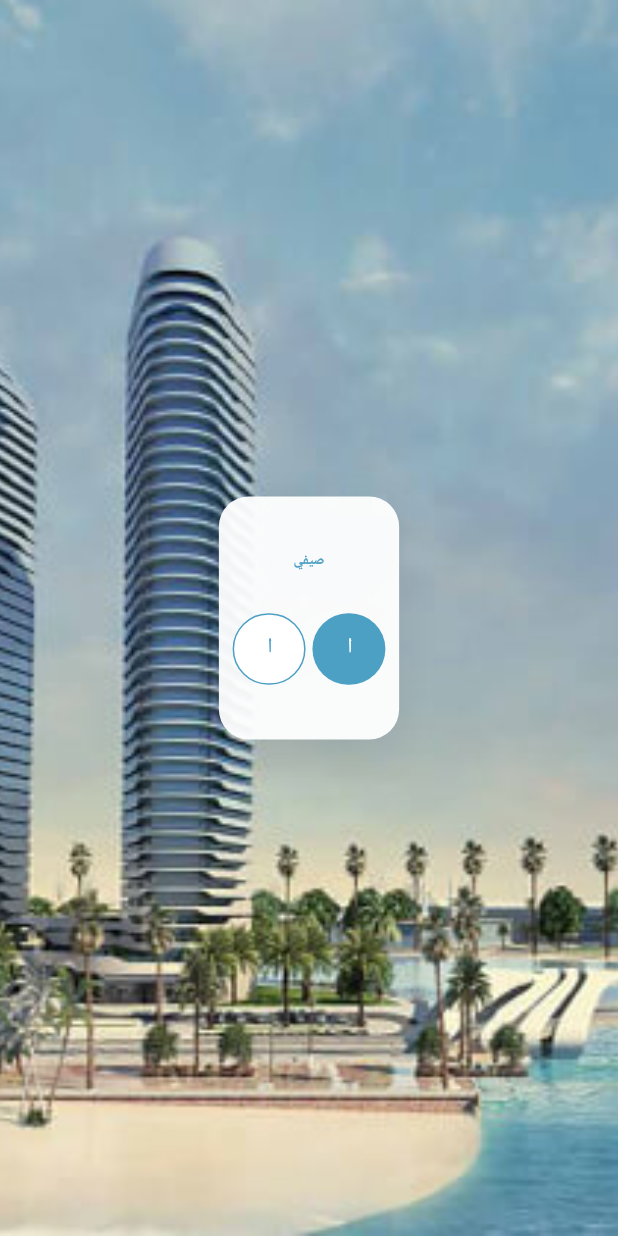
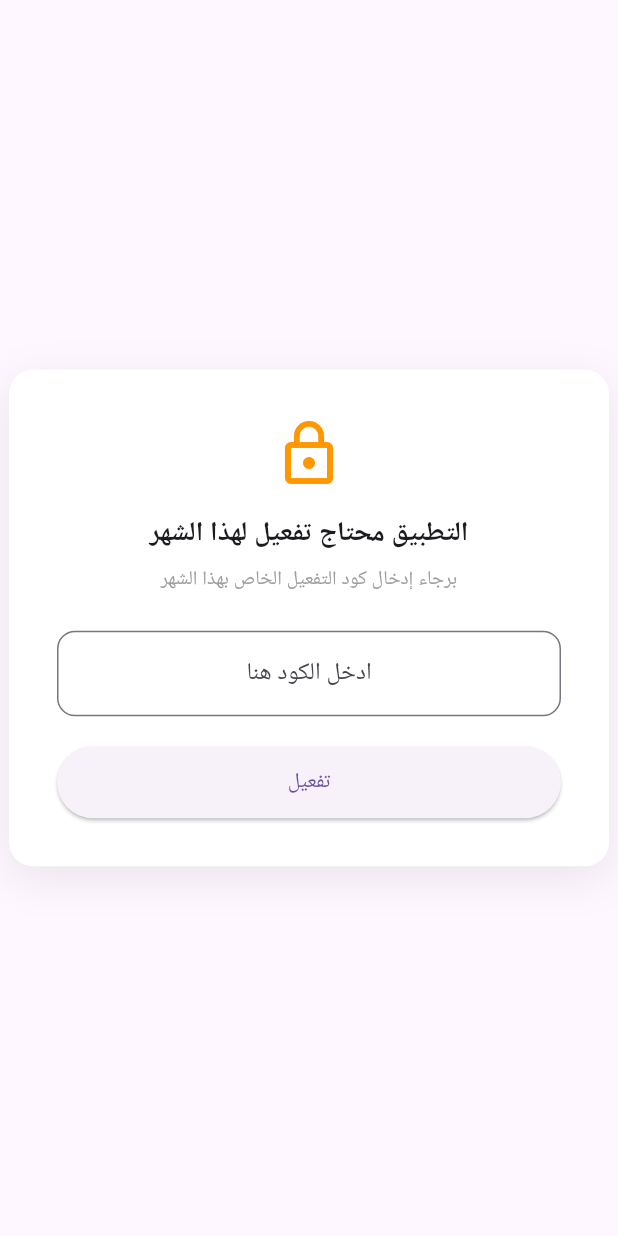
Before and after one commit to FareskhaledHani/summery, a Flutter app: the screen it shows after launch, on a phone screen of 412 x 824 dp. Run offline on Flutter 3.47's test engine with Material 3 defaults, Android fonts, the light colour scheme and no system bars; drawn by our look-alikes of toastification; our stand-ins replace bot_toast, dio, easy_localization, equatable, flutter_bloc, flutter_easyloading and 13 more; missing offline and left inert: window_manager; accounts and stored records are empty.

Commit message:
update to cerial number

```diff
--- /dev/null
+++ b/lib/core/license/activation_screen.dart
@@ -0,0 +1,101 @@
+import 'package:flutter/material.dart';
+import 'license_service.dart';
+
+class ActivationScreen extends StatefulWidget {
+  const ActivationScreen({super.key, required this.onActivated});
+
+  final VoidCallback onActivated;
+
+  @override
+  State<ActivationScreen> createState() => _ActivationScreenState();
+}
+
+class _ActivationScreenState extends State<ActivationScreen> {
+  final _codeController = TextEditingController();
+  String? _errorText;
+  bool _isChecking = false;
+
+  Future<void> _submit() async {
+    setState(() {
+      _isChecking = true;
+      _errorText = null;
+    });
+
+    final success = await LicenseService.activate(_codeController.text);
+
+    setState(() => _isChecking = false);
+
+    if (success) {
+      widget.onActivated();
+    } else {
+      setState(() => _errorText = 'الكود غير صحيح، تواصل مع الدعم الفني');
+    }
+  }
+
+  @override
+  Widget build(BuildContext context) {
+    return Scaffold(
+      body: Center(
+        child: Container(
+          width: 400,
+          padding: const EdgeInsets.all(32),
+          decoration: BoxDecoration(
+            color: Colors.white,
+            borderRadius: BorderRadius.circular(16),
+            boxShadow: [
+              BoxShadow(
+                color: Colors.black.withOpacity(0.08),
+                blurRadius: 24,
+                offset: const Offset(0, 8),
+              ),
+            ],
+          ),
+          child: Column(
+            mainAxisSize: MainAxisSize.min,
+            children: [
+              const Icon(Icons.lock_outline, size: 48, color: Colors.orange),
+              const SizedBox(height: 16),
+              const Text(
+                'التطبيق محتاج تفعيل لهذا الشهر',
+                textAlign: TextAlign.center,
+                style: TextStyle(fontSize: 18, fontWeight: FontWeight.w700),
+              ),
+              const SizedBox(height: 8),
+              const Text(
+                'برجاء إدخال كود التفعيل الخاص بهذا الشهر',
+                textAlign: TextAlign.center,
+                style: TextStyle(fontSize: 13, color: Colors.grey),
+              ),
+              const SizedBox(height: 24),
+              TextField(
+                controller: _codeController,
+                textAlign: TextAlign.center,
+                textCapitalization: TextCapitalization.characters,
+                decoration: InputDecoration(
+                  hintText: 'ادخل الكود هنا',
+                  errorText: _errorText,
+                  border: OutlineInputBorder(borderRadius: BorderRadius.circular(12)),
+                ),
+              ),
+              const SizedBox(height: 20),
+              SizedBox(
+                width: double.infinity,
+                height: 48,
+                child: ElevatedButton(
+                  onPressed: _isChecking ? null : _submit,
+                  child: _isChecking
+                      ? const SizedBox(
+                          width: 20,
+                          height: 20,
+                          child: CircularProgressIndicator(strokeWidth: 2),
+                        )
+                      : const Text('تفعيل'),
+                ),
+              ),
+            ],
+          ),
+        ),
+      ),
+    );
+  }
+}
--- /dev/null
+++ b/lib/core/license/license_service.dart
@@ -0,0 +1,43 @@
+import 'dart:convert';
+import 'package:crypto/crypto.dart';
+import 'package:shared_preferences/shared_preferences.dart';
+
+class LicenseService {
+  // السر بتاعك انت بس - غيّره لحاجة تانية طويلة وعشوائية
+  static const String _secretKey = 'SAYFI-2026-XZ91-SECRET-KEY-CHANGE-ME';
+
+  static const String _prefsKey = 'activated_month';
+
+  // بيحسب الكود الصحيح لأي شهر/سنة (المفروض تستخدمها انت بس عشان تولّد السيريال)
+  static String generateCodeFor(int year, int month) {
+    final input = '$_secretKey-$year-${month.toString().padLeft(2, '0')}';
+    final bytes = utf8.encode(input);
+    final hash = sha256.convert(bytes).toString().toUpperCase();
+    return hash.substring(0, 8);
+  }
+
+  static String get _currentMonthKey {
+    final now = DateTime.now();
+    return '${now.year}-${now.month.toString().padLeft(2, '0')}';
+  }
+
+  // هل التطبيق مفعّل للشهر الحالي؟
+  static Future<bool> isActivatedForCurrentMonth() async {
+    final prefs = await SharedPreferences.getInstance();
+    final activatedMonth = prefs.getString(_prefsKey);
+    return activatedMonth == _currentMonthKey;
+  }
+
+  // تفعيل بالكود اللي المستخدم دخله
+  static Future<bool> activate(String enteredCode) async {
+    final now = DateTime.now();
+    final correctCode = generateCodeFor(now.year, now.month);
+
+    if (enteredCode.trim().toUpperCase() == correctCode) {
+      final prefs = await SharedPreferences.getInstance();
+      await prefs.setString(_prefsKey, _currentMonthKey);
+      return true;
+    }
+    return false;
+  }
+}
--- a/lib/main.dart
+++ b/lib/main.dart
@@ -1,3 +1,52 @@
+
+//! الكود العادي بدون شهر
+// import 'package:easy_localization/easy_localization.dart';
+// import 'package:flutter/material.dart';
+// import 'package:flutter_bloc/flutter_bloc.dart';
+// import 'package:my_summer/app.dart';
+// import 'package:window_manager/window_manager.dart';
+
+// import 'app_injector.dart';
+// import 'bloc_observer.dart';
+// import 'core/helpers/l10n.dart';
+// import 'core/helpers/system_ui_helper.dart';
+
+// void main() async {
+//   WidgetsFlutterBinding.ensureInitialized();
+
+//   // Window setup (desktop only)
+//   await windowManager.ensureInitialized();
+//   WindowOptions windowOptions = const WindowOptions(
+//     size: Size(1440, 900),
+//     minimumSize: Size(1024, 700),
+//     center: true,
+//     backgroundColor: Colors.transparent,
+//     skipTaskbar: false,
+//     titleBarStyle: TitleBarStyle.normal,
+//   );
+//   windowManager.waitUntilReadyToShow(windowOptions, () async {
+//     await windowManager.show();
+//     await windowManager.focus();
+//   });
+
+//   AppInjector.setUpGetIt();
+//   EasyLocalization.ensureInitialized();
+//   SystemUIHelper.configureSystemUI();
+//   Bloc.observer = AppBlocObserver();
+//   runApp(
+//     EasyLocalization(
+//       supportedLocales: L10n.all,
+//       path: L10n.languagePath,
+//       saveLocale: true,
+//       startLocale: L10n.arabic,
+//       fallbackLocale: L10n.arabic,
+//       child: const TalabyDashboardApp(),
+//     ),
+//   );
+// }
+
+// // flutter build apk --release --no-tree-shake-icons
+// // dart run build_runner build --delete-conflicting-outputs
 import 'package:easy_localization/easy_localization.dart';
 import 'package:flutter/material.dart';
 import 'package:flutter_bloc/flutter_bloc.dart';
@@ -8,6 +57,8 @@ import 'app_injector.dart';
 import 'bloc_observer.dart';
 import 'core/helpers/l10n.dart';
 import 'core/helpers/system_ui_helper.dart';
+import 'core/license/activation_screen.dart';
+import 'core/license/license_service.dart';
 
 void main() async {
   WidgetsFlutterBinding.ensureInitialized();
@@ -31,6 +82,9 @@ void main() async {
   EasyLocalization.ensureInitialized();
   SystemUIHelper.configureSystemUI();
   Bloc.observer = AppBlocObserver();
+
+  final isActivated = await LicenseService.isActivatedForCurrentMonth();
+
   runApp(
     EasyLocalization(
       supportedLocales: L10n.all,
@@ -38,10 +92,36 @@ void main() async {
       saveLocale: true,
       startLocale: L10n.arabic,
       fallbackLocale: L10n.arabic,
-      child: const TalabyDashboardApp(),
+      child: isActivated ? const TalabyDashboardApp() : const _ActivationGate(),
     ),
   );
 }
 
+class _ActivationGate extends StatefulWidget {
+  const _ActivationGate();
+
+  @override
+  State<_ActivationGate> createState() => _ActivationGateState();
+}
+
+class _ActivationGateState extends State<_ActivationGate> {
+  bool _activated = false;
+
+  @override
+  Widget build(BuildContext context) {
+    return MaterialApp(
+      debugShowCheckedModeBanner: false,
+      supportedLocales: context.supportedLocales,
+      localizationsDelegates: context.localizationDelegates,
+      locale: context.locale,
+      home: _activated
+          ? const TalabyDashboardApp()
+          : ActivationScreen(
+              onActivated: () => setState(() => _activated = true),
+            ),
+    );
+  }
+}
+
 // flutter build apk --release --no-tree-shake-icons
 // dart run build_runner build --delete-conflicting-outputs
--- a/pubspec.yaml
+++ b/pubspec.yaml
@@ -58,7 +58,7 @@ dependencies:
   sqflite_common_ffi: ^2.3.3
   path: ^1.9.0
   table_calendar: ^3.1.2
-
+  crypto: ^3.0.5
 
   # The following adds the Cupertino Icons font to your application.
   # Use with the CupertinoIcons class for iOS style icons.
```
Also changed, not shown: assets/pubspec.yaml (deleted, +0 -115 lines), tool/generate_serial.dart (added, +18 -0 lines), assets/pubspec.lock (deleted), pubspec.lock, 1 other file.
